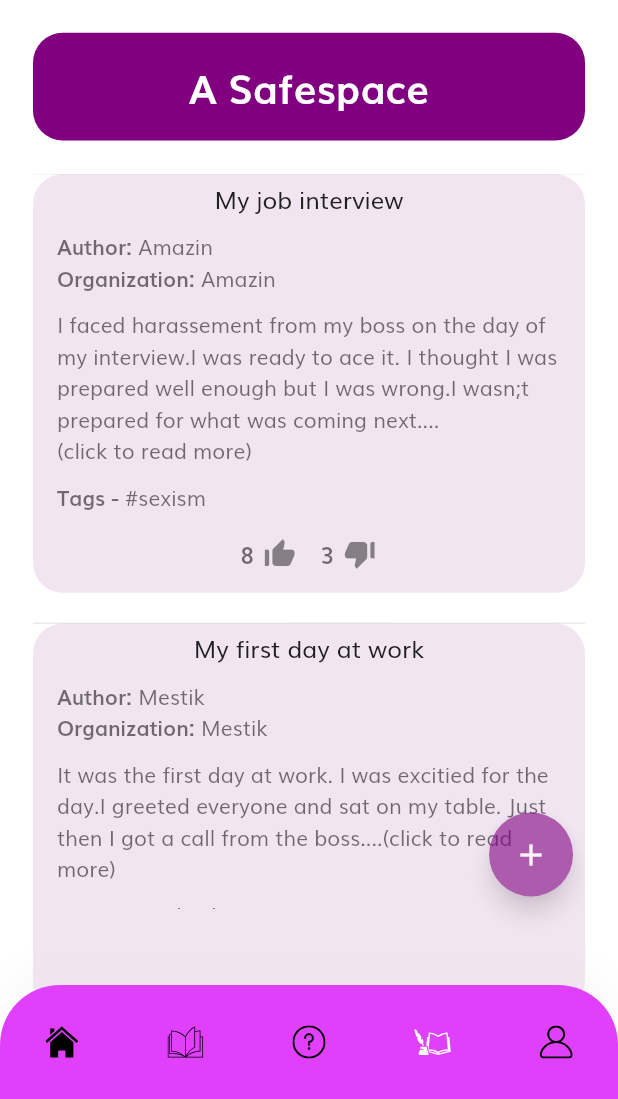
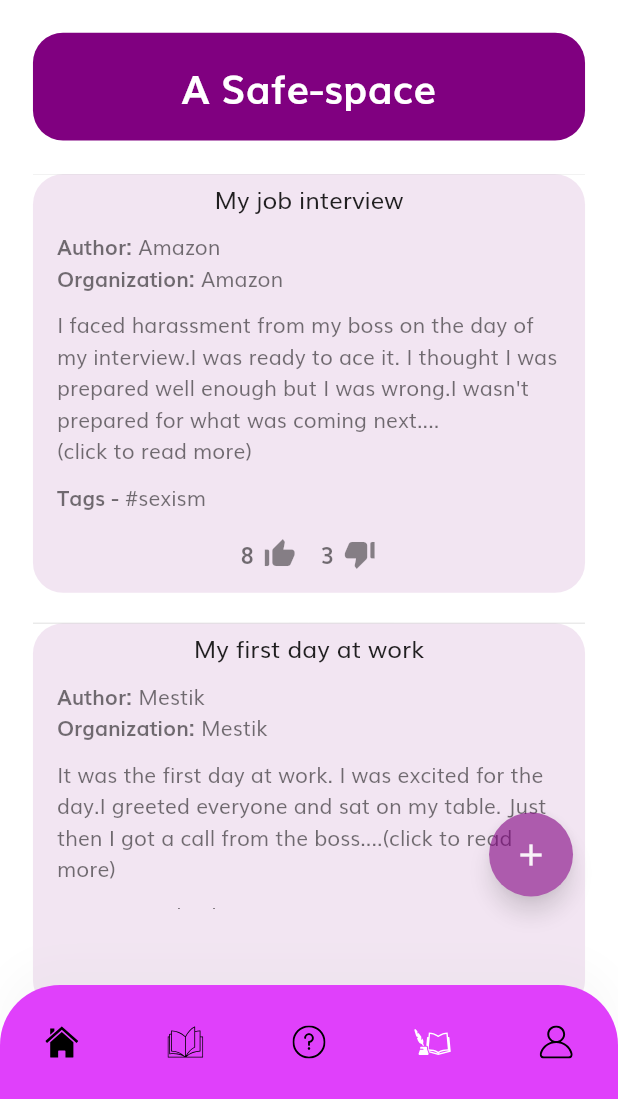
Before and after one commit to SurabhiMishra/EmpowHER-App, a Flutter app: the StoryScreen screen opened by its route, on a phone screen of 412 x 824 dp, the part 137-1236 px from its top. Run offline on Flutter 3.47's test engine with Material 2 defaults, Android fonts, the phone set to English and light mode, and no system bars; our stand-ins replace flutter_svg.

Commit message:
Finished almost

```diff
--- a/lib/screens/home/components/add_opportunity.dart
+++ b/lib/screens/home/components/add_opportunity.dart
@@ -64,7 +64,7 @@ class AddOpportunity extends StatelessWidget {
     return TextField(
       decoration: InputDecoration(
         labelText: 'Name',
-        hintText: 'Madonna',
+        hintText: 'APAC scholarship',
         labelStyle: TextStyle(
           color: Colors.black,
         ),
@@ -85,7 +85,7 @@ class AddOpportunity extends StatelessWidget {
     return TextField(
       decoration: InputDecoration(
         labelText: 'URL',
-        hintText: 'abc.com',
+        hintText: 'apac.com',
         labelStyle: TextStyle(
           color: Colors.black,
         ),
--- a/lib/screens/home/components/body.dart
+++ b/lib/screens/home/components/body.dart
@@ -31,7 +31,7 @@ List<Opportunities> opporValues = [
         "https://www.womentechmakers.com/",
     deadline: "14 Feb",
     eligibility:
-        "A woman persuing BTech in CS or related fields and in the batch of 2023 or 2024",
+        "A woman pursuing BTech in CS or related fields and in the batch of 2023 or 2024",
   ),
 ];
 
--- a/lib/screens/mentor/mentor_screen.dart
+++ b/lib/screens/mentor/mentor_screen.dart
@@ -11,14 +11,14 @@ import 'package:shop_app/size_config.dart';
 List<Mentor> mentorValues = [
   Mentor(
     name: "Surabhi Mishra",
-    organization: "Bloomberg (SDE || Exp: 4 years)",
+    organization: "Bloomberg\n(SDE || Exp: 4 years)",
     specialization: "App Development",
     image: "assets/images/bunny.png",
     fees: "80",
   ),
   Mentor(
     name: "Garvita Gulati",
-    organization: "Salesforce (SDE 2 || Exp: 5 years)",
+    organization: "Salesforce\n(SDE 2 || Exp: 5 years)",
     specialization: "App Development, Django Developer",
     image: "assets/images/garvita.jpg",
     fees: "65",
@@ -32,7 +32,7 @@ List<Mentor> mentorValues = [
   ),
   Mentor(
     name: "Rouchelle Luang",
-    organization: "Samsung (SDE 3 || Exp: 7 years)",
+    organization: "Samsung\n(SDE 3 || Exp: 7 years)",
     specialization: "Pipelining and DevOps",
     image: "assets/images/profile2.jpg",
     fees: "45",
--- a/lib/screens/splash/components/body.dart
+++ b/lib/screens/splash/components/body.dart
@@ -16,7 +16,7 @@ class _BodyState extends State<Body> {
   int currentPage = 0;
   List<Map<String, String>> splashData = [
     {
-      "text": "An app to empower women nwith right guidance \nand opportunities and give them a voice \n \n Swipe right for more info...",
+      "text": "An app to empower women with right guidance \nand opportunities and give them a voice \n \n Swipe right for more info...",
       "image": "assets/images/Main.png"
     },
     {
--- a/lib/story/story_screen.dart
+++ b/lib/story/story_screen.dart
@@ -12,10 +12,10 @@ import 'package:shop_app/story/components/stories.dart';
 List<Stories> storyValues = [
   Stories(
       name: "My job interview",
-      company: "Amazin",
+      company: "Amazon",
       by: " Anonymous  ",
       story:
-          "I faced harassement from my boss on the day of my interview.I was ready to ace it. I thought I was prepared well enough but I was wrong.I wasn;t prepared for what was coming next....\n(click to read more)",
+          "I faced harassment from my boss on the day of my interview.I was ready to ace it. I thought I was prepared well enough but I was wrong.I wasn't prepared for what was coming next....\n(click to read more)",
       upvotes: 8,
       downvotes: 3,
       tags: "#sexism "),
@@ -24,7 +24,7 @@ List<Stories> storyValues = [
       company: "Mestik",
       by: "Surabhi Mishra  ",
       story:
-          "It was the first day at work. I was excitied for the day.I greeted everyone and sat on my table. Just then I got a call from the boss....(click to read more)",
+          "It was the first day at work. I was excited for the day.I greeted everyone and sat on my table. Just then I got a call from the boss....(click to read more)",
       upvotes: 12,
       downvotes: 1,
       tags: "#workculture  "),
@@ -78,7 +78,7 @@ Widget _buildContents(BuildContext context) {
           ),
           child: Center(
             child: Text(
-              "A Safespace",
+              "A Safe-space",
               style: TextStyle(
                 color: Colors.white,
                 fontSize: getProportionateScreenWidth(24),
```
Also changed, not shown: lib/resources/resources_screen.dart (+3 -4 lines), lib/screens/mentor/mentor_list_tile.dart (+7 -3 lines).
